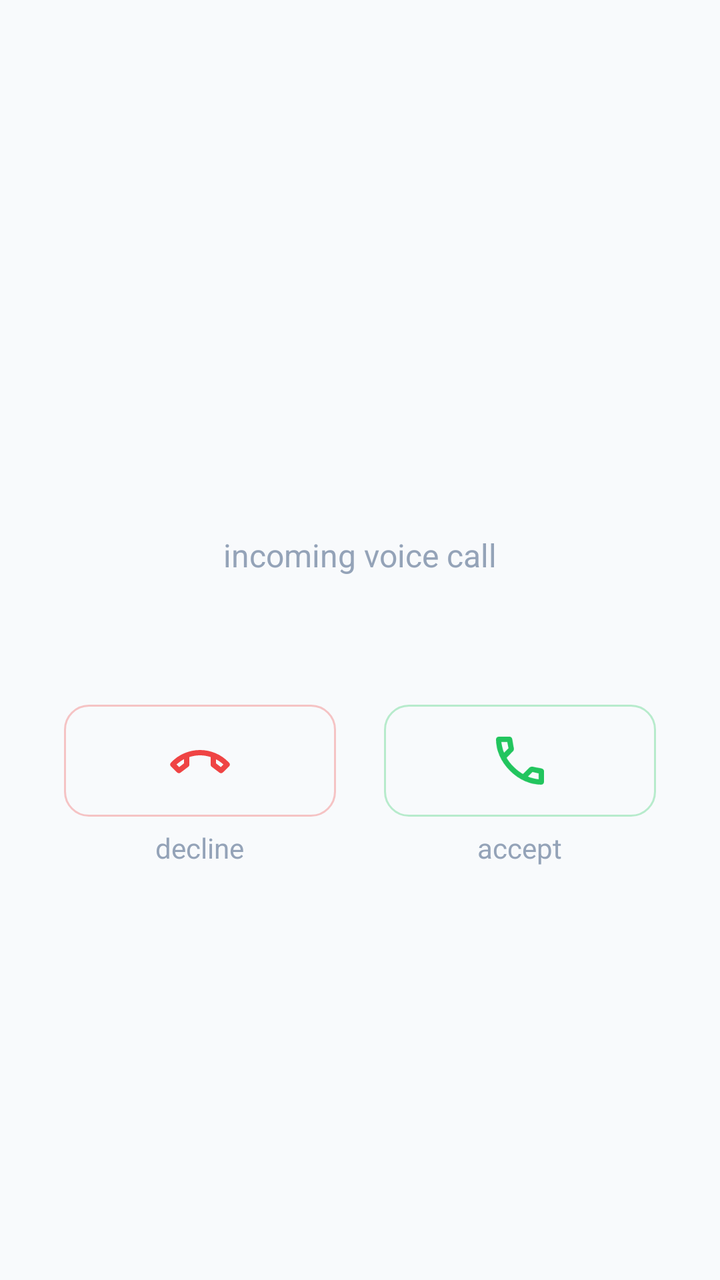
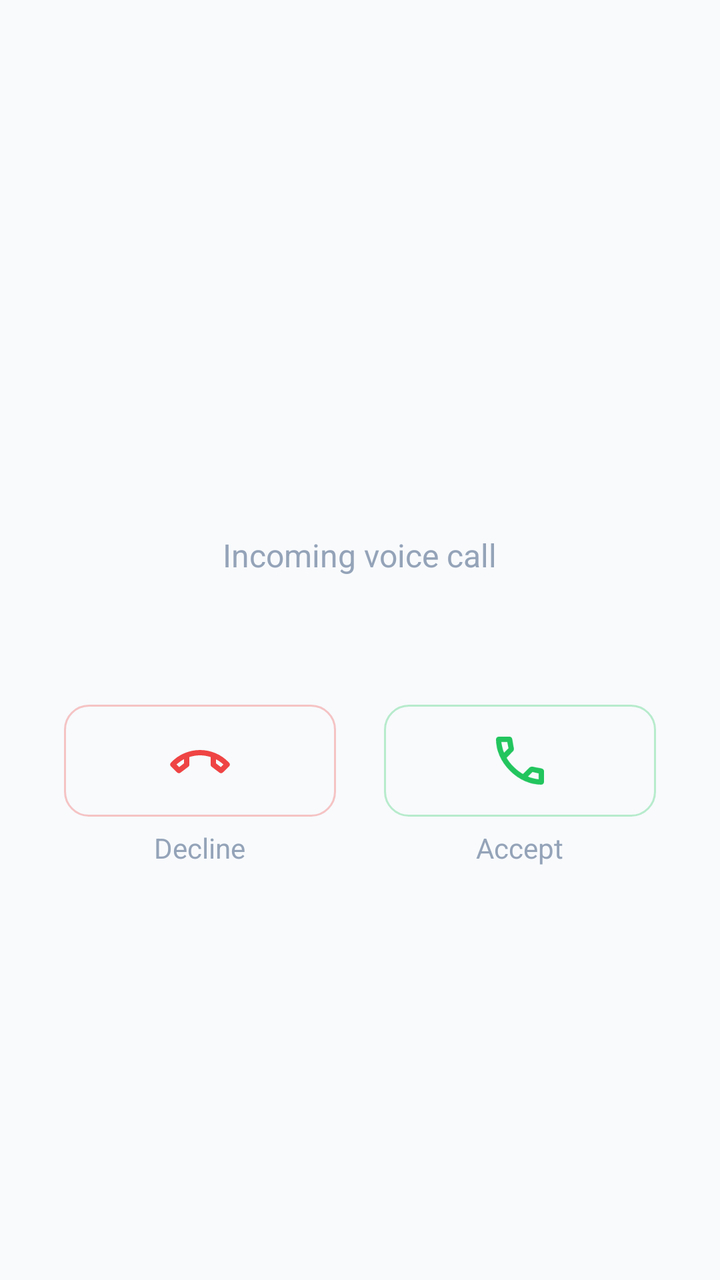

Two renders of the same Android screen: before a commit and after it. Below are the layout's source before the change and the commit's diff.
<!-- AndroidManifest.xml: application theme AppTheme -->
<!-- res/layout/activity_incoming_call.xml -->
<?xml version="1.0" encoding="utf-8"?>
<LinearLayout
    xmlns:android="http://schemas.android.com/apk/res/android"
    android:layout_width="match_parent"
    android:layout_height="match_parent"
    android:orientation="vertical"
    android:gravity="center"
    android:background="#f8fafc"
    android:padding="32dp">

    <TextView
        android:id="@+id/callerName"
        android:layout_width="match_parent"
        android:layout_height="wrap_content"
        android:gravity="center"
        android:textSize="36sp"
        android:textColor="#1e293b"
        android:maxLines="2"
        android:ellipsize="end"
        android:layout_marginBottom="12dp"/>

    <TextView
        android:layout_width="wrap_content"
        android:layout_height="wrap_content"
        android:text="incoming voice call"
        android:textSize="16sp"
        android:textColor="#94a3b8"
        android:layout_marginBottom="64dp"/>

    <LinearLayout
        android:layout_width="match_parent"
        android:layout_height="wrap_content"
        android:orientation="horizontal"
        android:gravity="center"
        android:weightSum="2">

        <LinearLayout
            android:layout_width="0dp"
            android:layout_height="wrap_content"
            android:layout_weight="1"
            android:orientation="vertical"
            android:gravity="center"
            android:layout_marginEnd="12dp">

        <ImageButton
            android:id="@+id/btnDecline"
            android:layout_width="match_parent"
            android:layout_height="56dp"
            android:padding="12dp"
            android:background="@drawable/bg_btn_decline"
            android:src="@drawable/call_end_24px"
            android:tint="#ef4444"
            android:scaleType="fitCenter"
            android:contentDescription="decline"/>

            <TextView
                android:layout_width="wrap_content"
                android:layout_height="wrap_content"
                android:text="decline"
                android:textSize="14sp"
                android:textColor="#94a3b8"
                android:layout_marginTop="6dp"/>
        </LinearLayout>

        <LinearLayout
            android:layout_width="0dp"
            android:layout_height="wrap_content"
            android:layout_weight="1"
            android:orientation="vertical"
            android:gravity="center"
            android:layout_marginStart="12dp">

        <ImageButton
            android:id="@+id/btnAccept"
            android:layout_width="match_parent"
            android:layout_height="56dp"
            android:padding="12dp"
            android:background="@drawable/bg_btn_accept"
            android:src="@drawable/call_24px"
            android:tint="#22c55e"
            android:scaleType="fitCenter"
            android:contentDescription="accept"/>

            <TextView
                android:layout_width="wrap_content"
                android:layout_height="wrap_content"
                android:text="accept"
                android:textSize="14sp"
                android:textColor="#94a3b8"
                android:layout_marginTop="6dp"/>
        </LinearLayout>

    </LinearLayout>
</LinearLayout>
<!-- resources referenced by this layout -->
<resources>
  <!-- drawable bg_btn_accept (drawable) -->
  <?xml version="1.0" encoding="utf-8"?>
  <shape xmlns:android="http://schemas.android.com/apk/res/android"
      android:shape="rectangle">
      <corners android:radius="12dp"/>
      <stroke android:width="1dp" android:color="#4D22c55e"/>
      <solid android:color="#00000000"/>
  </shape>
  <!-- drawable bg_btn_decline (drawable) -->
  <?xml version="1.0" encoding="utf-8"?>
  <shape xmlns:android="http://schemas.android.com/apk/res/android"
      android:shape="rectangle">
      <corners android:radius="12dp"/>
      <stroke android:width="1dp" android:color="#4Def4444"/>
      <solid android:color="#00000000"/>
  </shape>
  <!-- drawable call_end_24px (drawable) -->
  <vector xmlns:android="http://schemas.android.com/apk/res/android"
      android:width="24dp"
      android:height="24dp"
      android:viewportWidth="960"
      android:viewportHeight="960"
      android:tint="?attr/colorControlNormal">
    <path
        android:fillColor="@android:color/white"
        android:pathData="M136,656L44,566Q32,554 32,538Q32,522 44,510Q132,415 247,367.5Q362,320 480,320Q598,320 712.5,367.5Q827,415 916,510Q928,522 928,538Q928,554 916,566L824,656Q813,667 798.5,668Q784,669 772,660L656,572Q648,566 644,558Q640,550 640,540L640,426Q602,414 562,407Q522,400 480,400Q438,400 398,407Q358,414 320,426L320,540Q320,550 316,558Q312,566 304,572L188,660Q176,669 161.5,668Q147,667 136,656ZM240,458Q211,473 184,492.5Q157,512 128,536Q128,536 128,536Q128,536 128,536L168,576Q168,576 168,576Q168,576 168,576L240,520Q240,520 240,520Q240,520 240,520L240,458ZM720,460L720,520Q720,520 720,520Q720,520 720,520L792,576Q792,576 792,576Q792,576 792,576L832,538Q832,538 832,538Q832,538 832,538Q803,512 776,493Q749,474 720,460ZM240,458L240,458Q240,458 240,458Q240,458 240,458L240,458Q240,458 240,458Q240,458 240,458L240,458Q240,458 240,458Q240,458 240,458Q240,458 240,458Q240,458 240,458ZM720,460Q720,460 720,460Q720,460 720,460Q720,460 720,460Q720,460 720,460L720,460Q720,460 720,460Q720,460 720,460L720,460Q720,460 720,460Q720,460 720,460Z"/>
  </vector>
  <style name="AppTheme" parent="Theme.AppCompat.DayNight.NoActionBar">
          <item name="android:editTextBackground">@drawable/rn_edit_text_material</item>
          <item name="android:statusBarColor">@android:color/transparent</item>
      </style>
  <!-- drawable rn_edit_text_material (drawable) -->
  <?xml version="1.0" encoding="utf-8"?>
  <inset xmlns:android="http://schemas.android.com/apk/res/android"
         android:insetLeft="@dimen/abc_edit_text_inset_horizontal_material"
         android:insetRight="@dimen/abc_edit_text_inset_horizontal_material"
         android:insetTop="@dimen/abc_edit_text_inset_top_material"
         android:insetBottom="@dimen/abc_edit_text_inset_bottom_material"
         >
  
      <selector>
          
          <item android:state_enabled="false" android:drawable="@drawable/abc_textfield_default_mtrl_alpha"/>
          <item android:drawable="@drawable/abc_textfield_activated_mtrl_alpha"/>
      </selector>
  
  </inset>
  <!-- unchanged entries left out for length: 1 -->
</resources>

<!-- the commit's change to res/layout/activity_incoming_call.xml (unified diff, before → after) -->
@@ -22,7 +22,7 @@
     <TextView
         android:layout_width="wrap_content"
         android:layout_height="wrap_content"
-        android:text="incoming voice call"
+        android:text="@string/incoming_voice_call"
         android:textSize="16sp"
         android:textColor="#94a3b8"
         android:layout_marginBottom="64dp"/>
@@ -42,21 +42,21 @@
             android:gravity="center"
             android:layout_marginEnd="12dp">
 
-        <ImageButton
-            android:id="@+id/btnDecline"
-            android:layout_width="match_parent"
-            android:layout_height="56dp"
-            android:padding="12dp"
-            android:background="@drawable/bg_btn_decline"
-            android:src="@drawable/call_end_24px"
-            android:tint="#ef4444"
-            android:scaleType="fitCenter"
-            android:contentDescription="decline"/>
+            <ImageButton
+                android:id="@+id/btnDecline"
+                android:layout_width="match_parent"
+                android:layout_height="56dp"
+                android:padding="12dp"
+                android:background="@drawable/bg_btn_decline"
+                android:src="@drawable/call_end_24px"
+                android:tint="#ef4444"
+                android:scaleType="fitCenter"
+                android:contentDescription="@string/action_decline"/>
 
             <TextView
                 android:layout_width="wrap_content"
                 android:layout_height="wrap_content"
-                android:text="decline"
+                android:text="@string/action_decline"
                 android:textSize="14sp"
                 android:textColor="#94a3b8"
                 android:layout_marginTop="6dp"/>
@@ -70,21 +70,21 @@
             android:gravity="center"
             android:layout_marginStart="12dp">
 
-        <ImageButton
-            android:id="@+id/btnAccept"
-            android:layout_width="match_parent"
-            android:layout_height="56dp"
-            android:padding="12dp"
-            android:background="@drawable/bg_btn_accept"
-            android:src="@drawable/call_24px"
-            android:tint="#22c55e"
-            android:scaleType="fitCenter"
-            android:contentDescription="accept"/>
+            <ImageButton
+                android:id="@+id/btnAccept"
+                android:layout_width="match_parent"
+                android:layout_height="56dp"
+                android:padding="12dp"
+                android:background="@drawable/bg_btn_accept"
+                android:src="@drawable/call_24px"
+                android:tint="#22c55e"
+                android:scaleType="fitCenter"
+                android:contentDescription="@string/action_accept"/>
 
             <TextView
                 android:layout_width="wrap_content"
                 android:layout_height="wrap_content"
-                android:text="accept"
+                android:text="@string/action_accept"
                 android:textSize="14sp"
                 android:textColor="#94a3b8"
                 android:layout_marginTop="6dp"/>
<!-- resource entries referenced after the edit -->
@@ -27,6 +27,9 @@
         android:fillColor="@android:color/white"
         android:pathData="M136,656L44,566Q32,554 32,538Q32,522 44,510Q132,415 247,367.5Q362,320 480,320Q598,320 712.5,367.5Q827,415 916,510Q928,522 928,538Q928,554 916,566L824,656Q813,667 798.5,668Q784,669 772,660L656,572Q648,566 644,558Q640,550 640,540L640,426Q602,414 562,407Q522,400 480,400Q438,400 398,407Q358,414 320,426L320,540Q320,550 316,558Q312,566 304,572L188,660Q176,669 161.5,668Q147,667 136,656ZM240,458Q211,473 184,492.5Q157,512 128,536Q128,536 128,536Q128,536 128,536L168,576Q168,576 168,576Q168,576 168,576L240,520Q240,520 240,520Q240,520 240,520L240,458ZM720,460L720,520Q720,520 720,520Q720,520 720,520L792,576Q792,576 792,576Q792,576 792,576L832,538Q832,538 832,538Q832,538 832,538Q803,512 776,493Q749,474 720,460ZM240,458L240,458Q240,458 240,458Q240,458 240,458L240,458Q240,458 240,458Q240,458 240,458L240,458Q240,458 240,458Q240,458 240,458Q240,458 240,458Q240,458 240,458ZM720,460Q720,460 720,460Q720,460 720,460Q720,460 720,460Q720,460 720,460L720,460Q720,460 720,460Q720,460 720,460L720,460Q720,460 720,460Q720,460 720,460Z"/>
   </vector>
+  <string name="action_accept">Accept</string>
+  <string name="action_decline">Decline</string>
+  <string name="incoming_voice_call">Incoming voice call</string>
   <style name="AppTheme" parent="Theme.AppCompat.DayNight.NoActionBar">
           <item name="android:editTextBackground">@drawable/rn_edit_text_material</item>
           <item name="android:statusBarColor">@android:color/transparent</item>
